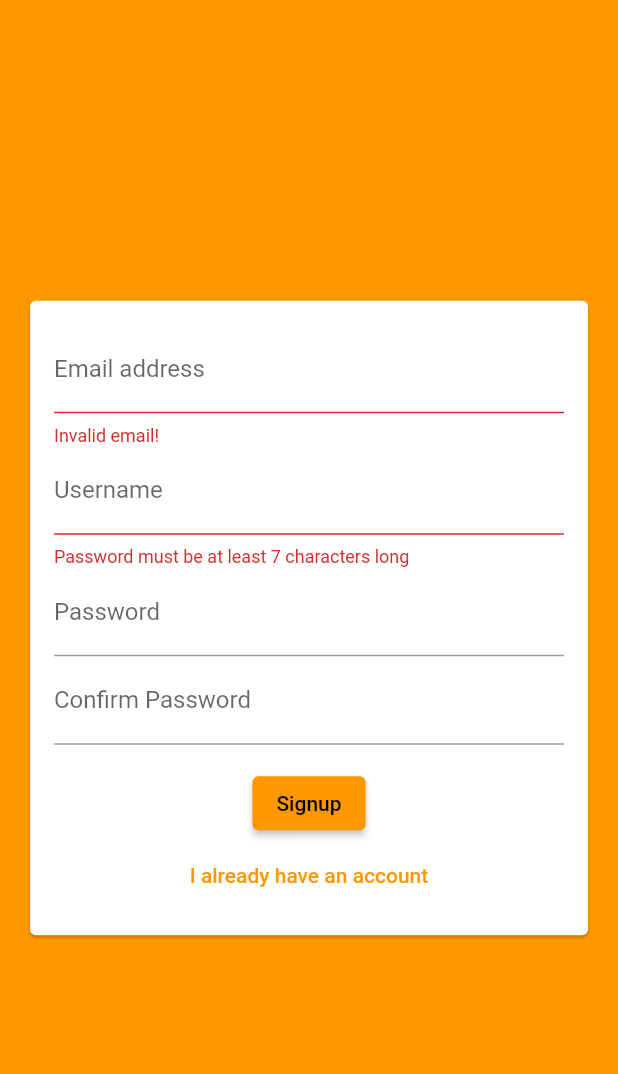
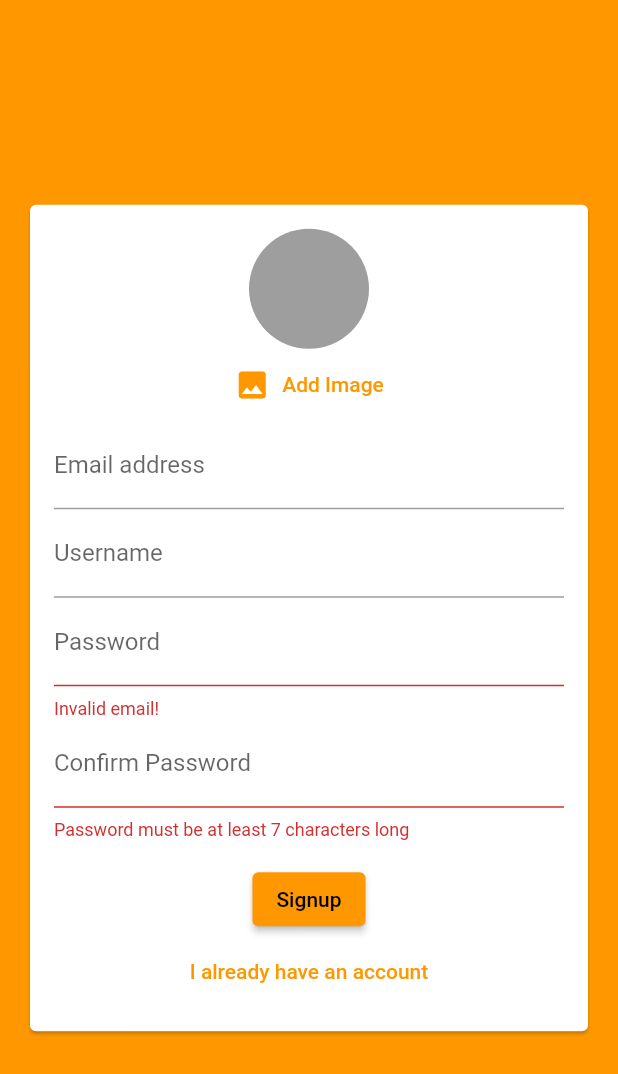
Before and after one commit to anshul19912/chat_app, a Flutter app: the screen it shows after launch, after a tap on "Login", after a tap on "Create new account", on a phone screen of 412 x 824 dp. Shown: the top 1074 px of the screen. Run offline on Flutter 3.47's test engine with Material 2 defaults, Android fonts, the phone set to English and light mode, and no system bars; our stand-ins replace cloud_firestore, firebase_auth, image_picker; missing offline and left inert: dart:ffi; accounts and stored records are empty.

Commit message:
final commit

```diff
--- a/lib/widgets/auth/auth_form.dart
+++ b/lib/widgets/auth/auth_form.dart
@@ -1,3 +1,4 @@
+import 'package:chat_app/widgets/pickers/user_image_picker.dart';
 import 'package:flutter/material.dart';
 
 class AuthForm extends StatefulWidget {
@@ -46,6 +47,7 @@ class _AuthFormState extends State<AuthForm>
             child: Column(
               mainAxisSize: MainAxisSize.min,
               children: [
+                if (!_isLogin) UserImagePicker(),
                 TextFormField(
                   controller: _emailController,
                   keyboardType: TextInputType.emailAddress,
--- /dev/null
+++ b/lib/widgets/pickers/user_image_picker.dart
@@ -0,0 +1,44 @@
+import 'dart:io';
+
+import 'package:flutter/material.dart';
+import 'package:image_picker/image_picker.dart';
+
+class UserImagePicker extends StatefulWidget {
+  const UserImagePicker({super.key});
+
+  @override
+  State<UserImagePicker> createState() => _UserImagePickerState();
+}
+
+class _UserImagePickerState extends State<UserImagePicker> {
+  File? _pickedImage;
+
+  void pickImage() async {
+    final pickedImageFile =
+        await ImagePicker.pickImage(source: ImageSource.gallery);
+    setState(() {
+      _pickedImage = pickedImageFile;
+    });
+  }
+
+  @override
+  Widget build(BuildContext context) {
+    return Column(
+      children: [
+        CircleAvatar(
+          radius: 40,
+          backgroundColor: Colors.grey,
+          backgroundImage:
+              _pickedImage != null ? FileImage(_pickedImage!) : null,
+        ),
+        TextButton.icon(
+          onPressed: pickImage,
+          icon: Icon(Icons.image),
+          label: Text(
+            'Add Image',
+          ),
+        ),
+      ],
+    );
+  }
+}
--- a/pubspec.yaml
+++ b/pubspec.yaml
@@ -38,6 +38,8 @@ dependencies:
   cupertino_icons: ^1.0.2
   cloud_firestore: ^0.13.5
   firebase_auth: 0.16.1
+
+  image_picker: 0.6.5+3
 
 dev_dependencies:
   flutter_test:
```
Also changed, not shown: lib/widgets/chat/message_bubble.dart (+39 -8 lines), lib/widgets/chat/messages.dart (+21 -5 lines), lib/widgets/chat/new_message.dart (+6 -1 lines), pubspec.lock.
